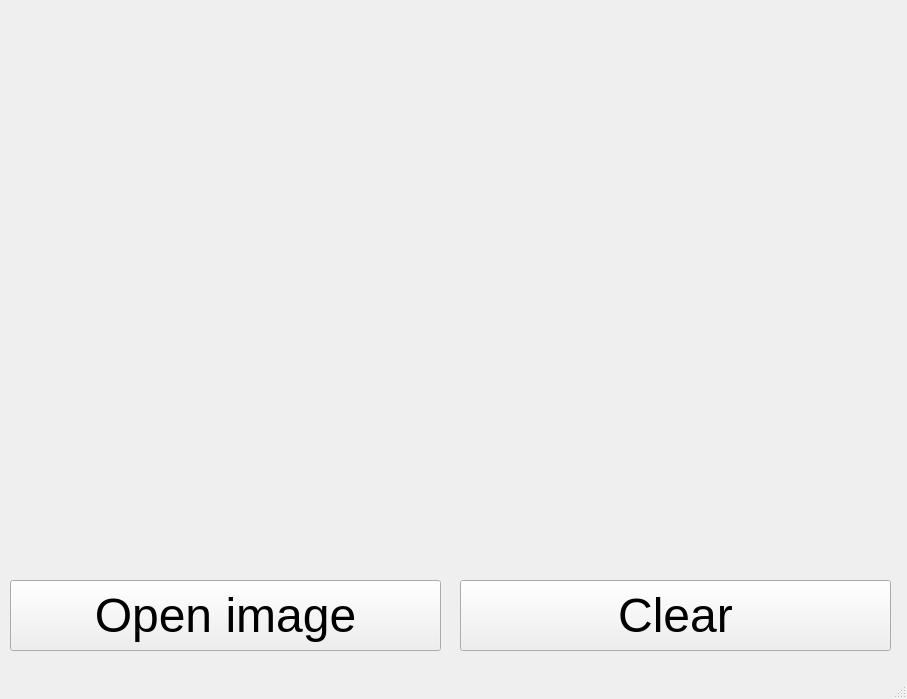
Old version of the form squad asa_Ahmed Ashraf_GUI/image.ui in the repository AhmedAshraf245/learningPhase.
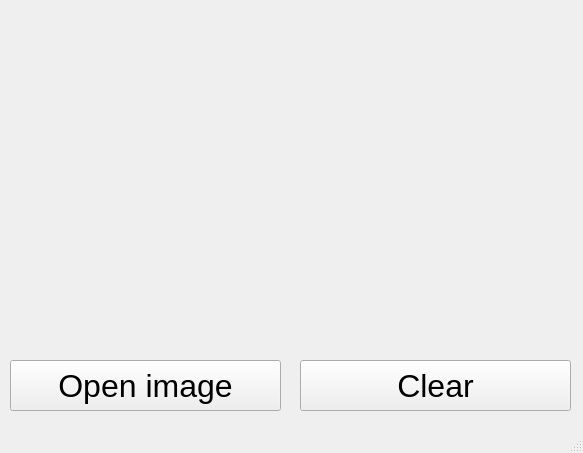
New version of the form.

Commit message: adjusted window size

What changed in the file:
```diff
--- a/squad asa_Ahmed Ashraf_GUI/image.ui
+++ b/squad asa_Ahmed Ashraf_GUI/image.ui
@@ -6,8 +6,8 @@
    <rect>
     <x>0</x>
     <y>0</y>
-    <width>907</width>
-    <height>699</height>
+    <width>583</width>
+    <height>453</height>
    </rect>
   </property>
   <property name="windowTitle">
@@ -19,8 +19,8 @@
      <rect>
       <x>10</x>
       <y>10</y>
-      <width>881</width>
-      <height>551</height>
+      <width>551</width>
+      <height>331</height>
      </rect>
     </property>
     <property name="autoFillBackground">
@@ -37,14 +37,14 @@
     <property name="geometry">
      <rect>
       <x>10</x>
-      <y>580</y>
-      <width>431</width>
-      <height>71</height>
+      <y>360</y>
+      <width>271</width>
+      <height>51</height>
      </rect>
     </property>
     <property name="font">
      <font>
-      <pointsize>36</pointsize>
+      <pointsize>24</pointsize>
      </font>
     </property>
     <property name="text">
@@ -54,15 +54,15 @@
    <widget class="QPushButton" name="pushButton_2">
     <property name="geometry">
      <rect>
-      <x>460</x>
-      <y>580</y>
-      <width>431</width>
-      <height>71</height>
+      <x>300</x>
+      <y>360</y>
+      <width>271</width>
+      <height>51</height>
      </rect>
     </property>
     <property name="font">
      <font>
-      <pointsize>36</pointsize>
+      <pointsize>24</pointsize>
      </font>
     </property>
     <property name="text">
```
Left out of the diff: 2 changed lines with no effect on the pictures.
